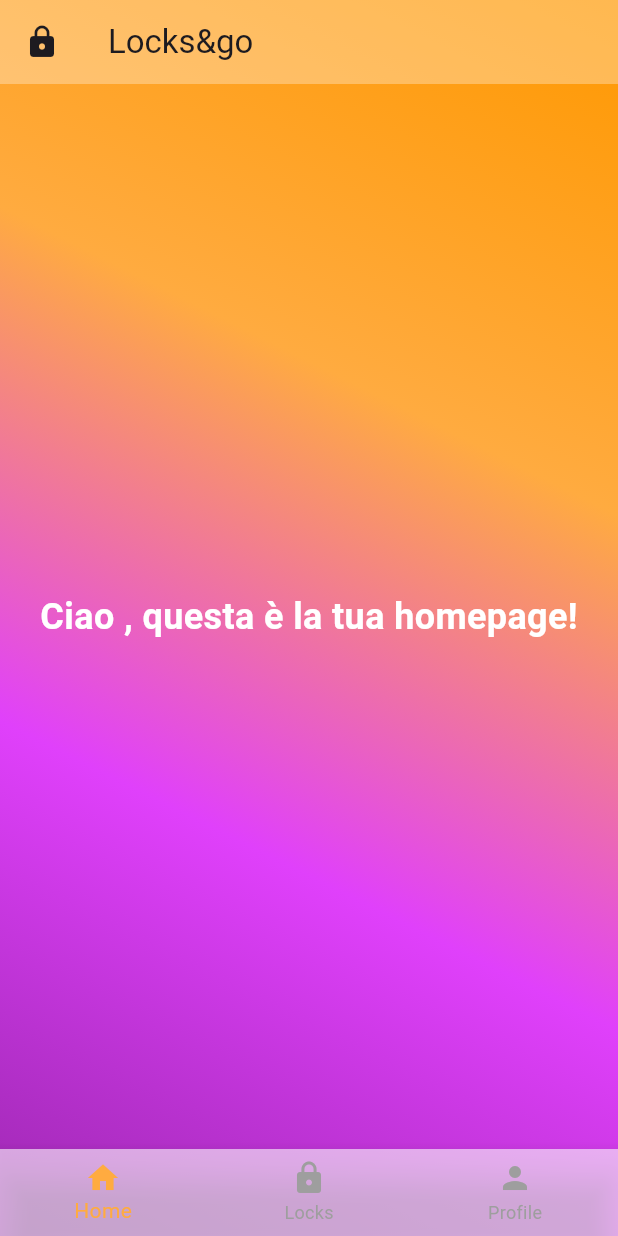
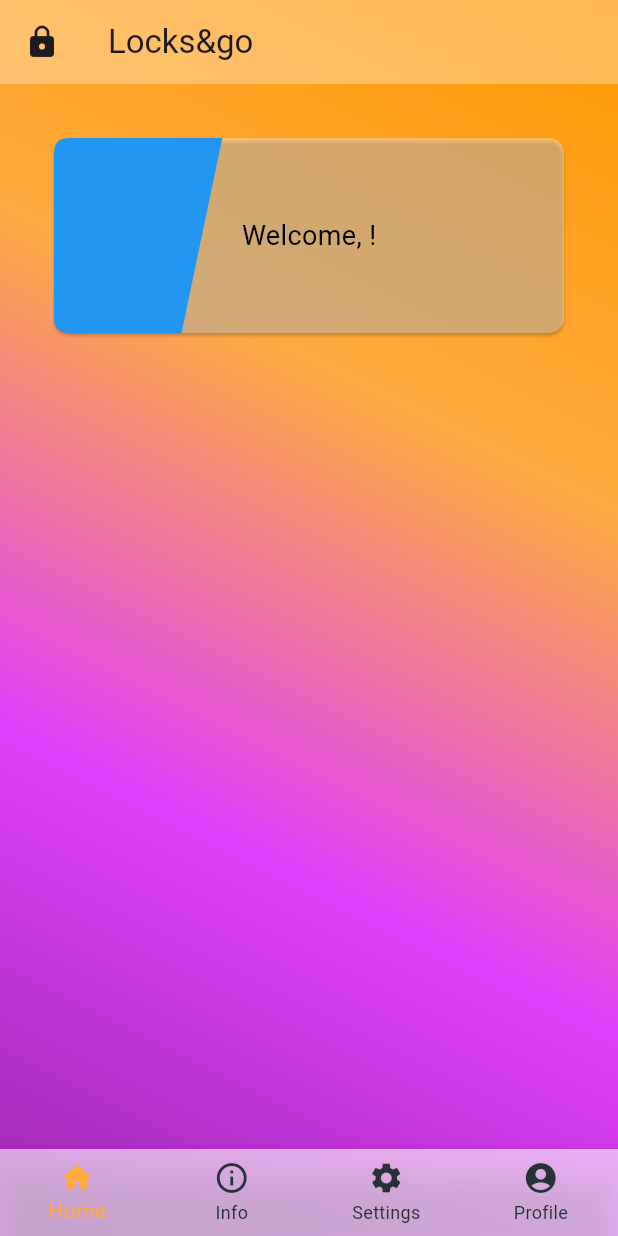
Before and after one commit to fCaregnato/Capolavoro5ait, a Flutter app: the HomePage screen opened directly with empty values, on a phone screen of 412 x 824 dp. Run offline on Flutter 3.47's test engine with Material 3 defaults, Android fonts, the phone set to English and light mode, and no system bars.

Commit message:
aggiunta card per lucchetto

```diff
--- a/test1/lib/pages/home.dart
+++ b/test1/lib/pages/home.dart
@@ -1,7 +1,11 @@
 import 'package:flutter/material.dart';
+import 'package:test1/pages/navPages/nav_home.dart';
+import 'package:test1/pages/navPages/nav_info.dart';
+import 'package:test1/pages/navPages/nav_profile.dart';
+import 'package:test1/pages/navPages/nav_settings.dart';
 
 class HomePage extends StatefulWidget {
-  final String username; // Passiamo il nome utente
+  final String username;
 
   const HomePage({super.key, required this.username});
 
@@ -11,24 +15,24 @@ class HomePage extends StatefulWidget {
 
 class _HomePageState extends State<HomePage> {
   late Size mediaSize;
-  int _currentIndex = 0; // Indice corrente per la BottomNavigationBar
+  int _currentIndex = 0;
 
-  // Lista delle schermate
   final List<Widget> _pages = [];
 
   @override
   void initState() {
     super.initState();
     _pages.addAll([
-      _buildHomePage(),
-      _buildLocksPage(),
-      _buildProfilePage(),
+      HomePageWidget(username: widget.username),
+      InfoPageWidget(),
+      SettingsPageWidget(),
+      ProfilePageWidget(username: widget.username),
     ]);
   }
 
   @override
   Widget build(BuildContext context) {
-    mediaSize = MediaQuery.of(context).size; // Ottieni la dimensione dello schermo
+    mediaSize = MediaQuery.of(context).size;
     return Container(
       decoration: BoxDecoration(
         gradient: LinearGradient(
@@ -48,31 +52,36 @@ class _HomePageState extends State<HomePage> {
           title: const Text('Locks&go'),
           leading: const Icon(Icons.lock),
           centerTitle: false,
-          backgroundColor: Colors.white.withAlpha(80), // Rendi la barra dell'app trasparente
+          backgroundColor: Colors.white.withAlpha(80),
           elevation: 0,
         ),
-        body: _pages[_currentIndex], // Mostra la schermata selezionata
+        body: _pages[_currentIndex],
         bottomNavigationBar: BottomNavigationBar(
+          type: BottomNavigationBarType.fixed,
           currentIndex: _currentIndex,
           onTap: (index) {
             setState(() {
-              _currentIndex = index; // Cambia schermata
+              _currentIndex = index;
             });
           },
           backgroundColor: Colors.white.withAlpha(150),
           selectedItemColor: Colors.orangeAccent,
-          unselectedItemColor: Colors.grey,
+          unselectedItemColor: Colors.blueGrey[900],
           items: const [
             BottomNavigationBarItem(
               icon: Icon(Icons.home),
               label: 'Home',
             ),
             BottomNavigationBarItem(
-              icon: Icon(Icons.lock),
-              label: 'Locks',
+              icon: Icon(Icons.info_outline),
+              label: 'Info',
             ),
             BottomNavigationBarItem(
-              icon: Icon(Icons.person),
+              icon: Icon(Icons.settings),
+              label: 'Settings',
+            ),
+            BottomNavigationBarItem(
+              icon: Icon(Icons.account_circle),
               label: 'Profile',
             ),
           ],
@@ -80,46 +89,4 @@ class _HomePageState extends State<HomePage> {
       ),
     );
   }
-
-  // Schermata Home
-  Widget _buildHomePage() {
-    return Center(
-      child: Text(
-        'Ciao ${widget.username}, questa è la tua homepage!',
-        style: const TextStyle(
-          fontSize: 24,
-          fontWeight: FontWeight.bold,
-          color: Colors.white,
-        ),
-      ),
-    );
-  }
-
-  // Schermata Locks
-  Widget _buildLocksPage() {
-    return Center(
-      child: Text(
-        'Gestisci i tuoi Locks qui!',
-        style: const TextStyle(
-          fontSize: 24,
-          fontWeight: FontWeight.bold,
-          color: Colors.white,
-        ),
-      ),
-    );
-  }
-
-  // Schermata Profile
-  Widget _buildProfilePage() {
-    return Center(
-      child: Text(
-        'Profilo di ${widget.username}',
-        style: const TextStyle(
-          fontSize: 24,
-          fontWeight: FontWeight.bold,
-          color: Colors.white,
-        ),
-      ),
-    );
-  }
 }
--- /dev/null
+++ b/test1/lib/pages/navPages/nav_home.dart
@@ -0,0 +1,92 @@
+import 'package:flutter/material.dart';
+
+class HomePageWidget extends StatelessWidget {
+  final String username;
+
+  const HomePageWidget({super.key, required this.username});
+
+  @override
+  Widget build(BuildContext context) {
+    return Scaffold(
+      body: Center(
+        child: Column(
+          children: [
+            CustomCard(username: username),
+          ]
+        ),
+      ),
+      backgroundColor: Colors.transparent, // Nessun colore di sfondo
+    );
+  }
+}
+
+class CustomCard extends StatelessWidget {
+  final String username;
+
+  const CustomCard({super.key, required this.username});
+
+  @override
+  Widget build(BuildContext context) {
+    return Padding(
+      padding: const EdgeInsets.all(32.0),
+      child: Card(
+        color: Colors.white.withAlpha(90),
+        shape: RoundedRectangleBorder(
+          borderRadius: BorderRadius.circular(10),
+        ),
+        child: SizedBox(
+          width: double.infinity,
+          height: 130, // Altezza ridotta della card
+          child: Stack(
+            children: [
+              ClipPath(
+                clipper: VerticalDiagonalClipper(),
+                child: Container(
+                  color: Colors.blue,
+                  width: double.infinity,
+                  height: 150,
+                ),
+              ),
+              Center(
+                child: Text(
+                  'Welcome, $username!',
+                  style: TextStyle(
+                    color: Colors.black,
+                    fontSize: 18,
+                  ),
+                ),
+              ),
+            ],
+          ),
+        ),
+      ),
+    );
+  }
+}
+
+class VerticalDiagonalClipper extends CustomClipper<Path> {
+  @override
+  Path getClip(Size size) {
+    double radius = 10.0;
+    var path = Path();
+    path.moveTo(0, radius);
+    path.quadraticBezierTo(0, 0, radius, 0); // Angolo sinistro superiore arrotondato
+    path.lineTo(size.width * 0.33, 0); // 1/3 della larghezza
+    path.lineTo(size.width * 0.25, size.height); // Partizione obliqua
+    path.lineTo(radius, size.height); // Angolo sinistro inferiore arrotondato
+    path.quadraticBezierTo(0, size.height, 0, size.height - radius);
+    path.close();
+    return path;
+  }
+
+  @override
+  bool shouldReclip(CustomClipper<Path> oldClipper) {
+    return false;
+  }
+}
+
+void main() {
+  runApp(MaterialApp(
+    home: HomePageWidget(username: 'Username'),
+  ));
+}
```
Also changed, not shown: test1/lib/custom.dart (added, +12 -0 lines), test1/lib/pages/access.dart (+12 -20 lines), test1/lib/pages/navPages/nav_info.dart (added, +17 -0 lines), test1/lib/pages/navPages/nav_profile.dart (added, +21 -0 lines), test1/lib/pages/navPages/nav_settings.dart (added, +17 -0 lines).
